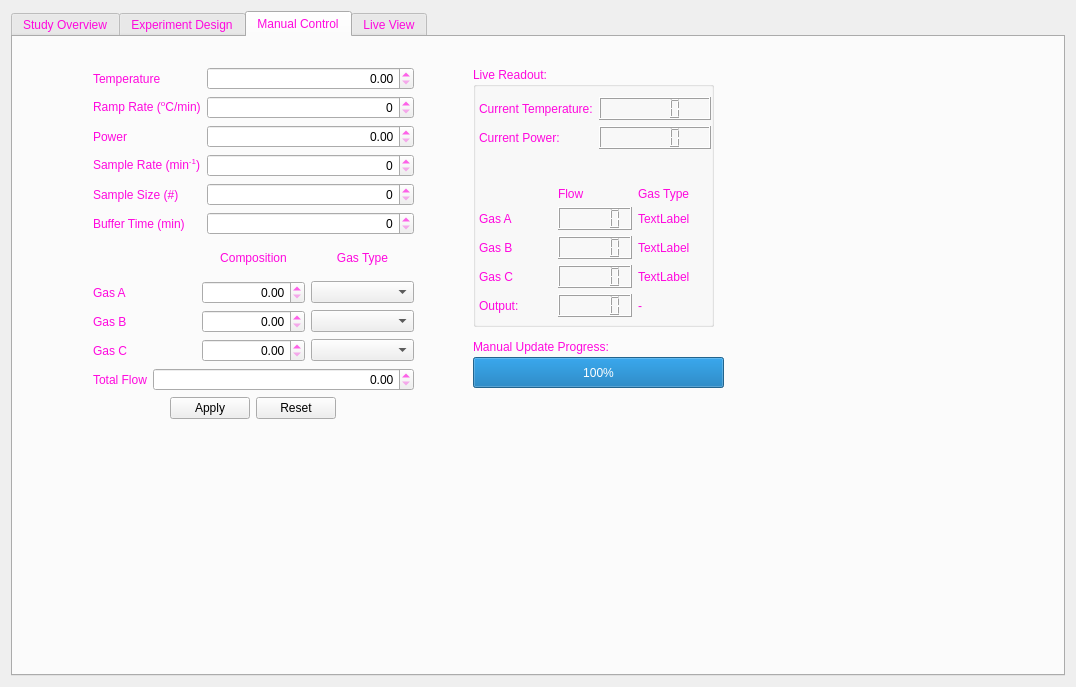
Above: reactorUI.ui from Dionne-Lab/catalight before the change. Below: the same form after it.
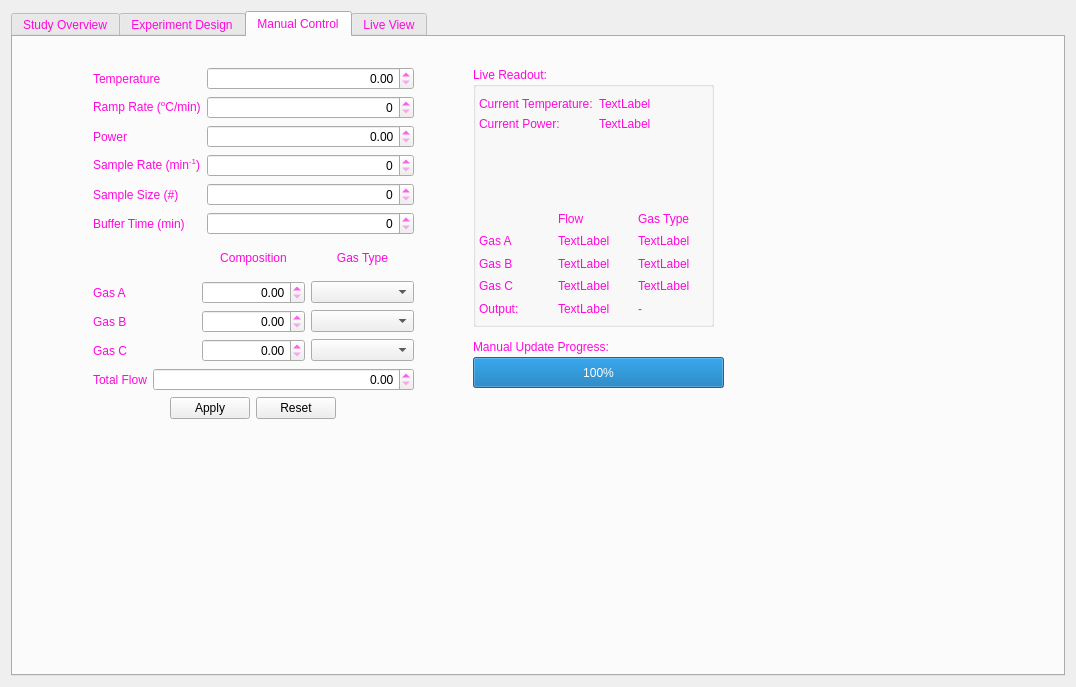
That is the form after the change. The open tabs and pages were chosen to show the change. Icons and pictures are not drawn.

Commit message: changed lcd display to regular text

```diff
--- a/reactorUI.ui
+++ b/reactorUI.ui
@@ -904,9 +904,6 @@
         <layout class="QVBoxLayout" name="verticalLiveReadout1">
          <item>
           <layout class="QFormLayout" name="formLayout">
-           <item row="0" column="1">
-            <widget class="QLCDNumber" name="current_temp_1"/>
-           </item>
            <item row="1" column="0">
             <widget class="QLabel" name="label_75">
              <property name="text">
@@ -914,9 +911,6 @@
              </property>
             </widget>
            </item>
-           <item row="1" column="1">
-            <widget class="QLCDNumber" name="current_power_1"/>
-           </item>
            <item row="0" column="0">
             <widget class="QLabel" name="label_74">
              <property name="text">
@@ -924,16 +918,24 @@
              </property>
             </widget>
            </item>
+           <item row="0" column="1">
+            <widget class="QLabel" name="current_temp_1">
+             <property name="text">
+              <string>TextLabel</string>
+             </property>
+            </widget>
+           </item>
+           <item row="1" column="1">
+            <widget class="QLabel" name="current_power_1">
+             <property name="text">
+              <string>TextLabel</string>
+             </property>
+            </widget>
+           </item>
           </layout>
          </item>
          <item>
           <layout class="QGridLayout" name="gridLayout_8">
-           <item row="4" column="1">
-            <widget class="QLCDNumber" name="current_gasD_flow_1"/>
-           </item>
-           <item row="1" column="1">
-            <widget class="QLCDNumber" name="current_gasA_comp_1"/>
-           </item>
            <item row="4" column="0">
             <widget class="QLabel" name="label_53">
              <property name="text">
@@ -955,9 +957,6 @@
              </property>
             </widget>
            </item>
-           <item row="2" column="1">
-            <widget class="QLCDNumber" name="current_gasB_comp_1"/>
-           </item>
            <item row="1" column="2">
             <widget class="QLabel" name="current_gasA_type_1">
              <property name="text">
@@ -986,9 +985,6 @@
              </property>
             </widget>
            </item>
-           <item row="3" column="1">
-            <widget class="QLCDNumber" name="current_gasC_comp_1"/>
-           </item>
            <item row="0" column="1">
             <widget class="QLabel" name="label_65">
              <property name="text">
@@ -1010,6 +1006,34 @@
              </property>
             </widget>
            </item>
+           <item row="1" column="1">
+            <widget class="QLabel" name="current_gasA_comp_1">
+             <property name="text">
+              <string>TextLabel</string>
+             </property>
+            </widget>
+           </item>
+           <item row="2" column="1">
+            <widget class="QLabel" name="current_gasB_comp_1">
+             <property name="text">
+              <string>TextLabel</string>
+             </property>
+            </widget>
+           </item>
+           <item row="3" column="1">
+            <widget class="QLabel" name="current_gasC_comp_1">
+             <property name="text">
+              <string>TextLabel</string>
+             </property>
+            </widget>
+           </item>
+           <item row="4" column="1">
+            <widget class="QLabel" name="current_gasD_Flow_1">
+             <property name="text">
+              <string>TextLabel</string>
+             </property>
+            </widget>
+           </item>
           </layout>
          </item>
         </layout>
```
Left out of the diff: 56 changed lines with no effect on the pictures.
